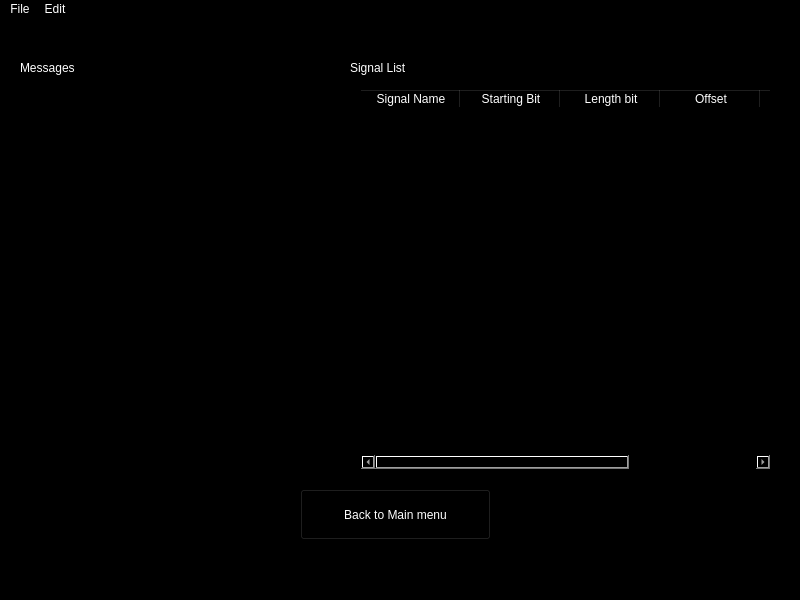
The window that Ui_files/dbc.ui (akshaych92/CAN_BUS_DBC_VIEWER) describes before a commit, drawn with Qt 5.
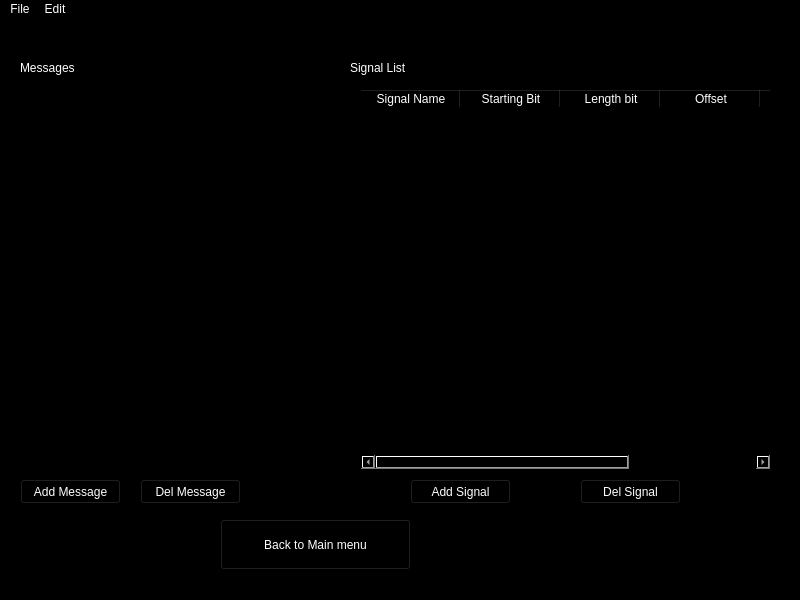
The same window after the commit. The open tabs and pages were chosen to show the change.

Commit message: Adding new buttons for adding/deletig CAN signals and messages

```diff
--- a/Ui_files/dbc.ui
+++ b/Ui_files/dbc.ui
@@ -81,8 +81,8 @@
      <widget class="QPushButton" name="backmenubutton">
       <property name="geometry">
        <rect>
-        <x>300</x>
-        <y>470</y>
+        <x>220</x>
+        <y>500</y>
         <width>191</width>
         <height>51</height>
        </rect>
@@ -182,6 +182,70 @@
        <string>Signal List</string>
       </property>
      </widget>
+     <widget class="QPushButton" name="AddMessage">
+      <property name="geometry">
+       <rect>
+        <x>20</x>
+        <y>460</y>
+        <width>101</width>
+        <height>25</height>
+       </rect>
+      </property>
+      <property name="styleSheet">
+       <string notr="true">color:rgb(255, 255, 255)</string>
+      </property>
+      <property name="text">
+       <string>Add Message</string>
+      </property>
+     </widget>
+     <widget class="QPushButton" name="DelMessage">
+      <property name="geometry">
+       <rect>
+        <x>140</x>
+        <y>460</y>
+        <width>101</width>
+        <height>25</height>
+       </rect>
+      </property>
+      <property name="styleSheet">
+       <string notr="true">color:rgb(255, 255, 255)</string>
+      </property>
+      <property name="text">
+       <string>Del Message</string>
+      </property>
+     </widget>
+     <widget class="QPushButton" name="AddSignal">
+      <property name="geometry">
+       <rect>
+        <x>410</x>
+        <y>460</y>
+        <width>101</width>
+        <height>25</height>
+       </rect>
+      </property>
+      <property name="styleSheet">
+       <string notr="true">color:rgb(255, 255, 255)</string>
+      </property>
+      <property name="text">
+       <string>Add Signal</string>
+      </property>
+     </widget>
+     <widget class="QPushButton" name="DelSignal">
+      <property name="geometry">
+       <rect>
+        <x>580</x>
+        <y>460</y>
+        <width>101</width>
+        <height>25</height>
+       </rect>
+      </property>
+      <property name="styleSheet">
+       <string notr="true">color:rgb(255, 255, 255)</string>
+      </property>
+      <property name="text">
+       <string>Del Signal</string>
+      </property>
+     </widget>
     </widget>
    </widget>
   </widget>
```
The commit also changes 2 other files.
